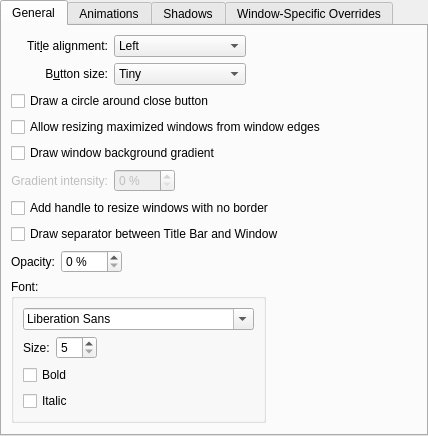
This is config/ui/breezeconfigurationui.ui in kupiqu/SierraBreezeEnhanced as Qt 5 draws it before an edit. The edited form follows.
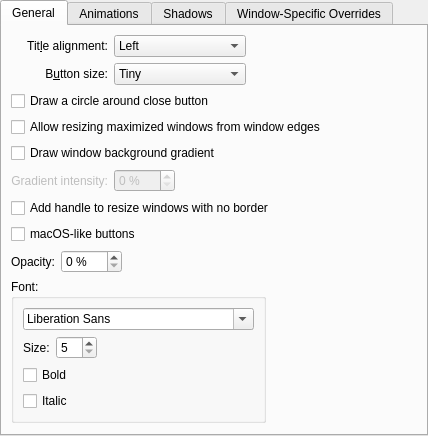
This is the edited form. Custom widgets are drawn as their Qt base class.

What changed in the file:
```diff
--- a/config/ui/breezeconfigurationui.ui
+++ b/config/ui/breezeconfigurationui.ui
@@ -139,7 +139,7 @@
        <item row="8" column="0" colspan="3">
         <widget class="QCheckBox" name="drawTitleBarSeparator">
          <property name="text">
-          <string>Draw separator between Title Bar and Window</string>
+          <string>macOS-like buttons</string>
          </property>
         </widget>
        </item>
```
Left out of the diff: 2 changed lines with no effect on the pictures.
